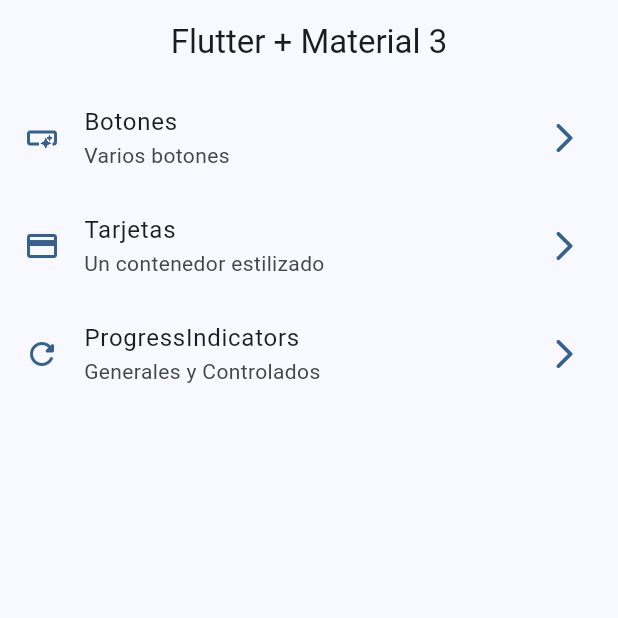
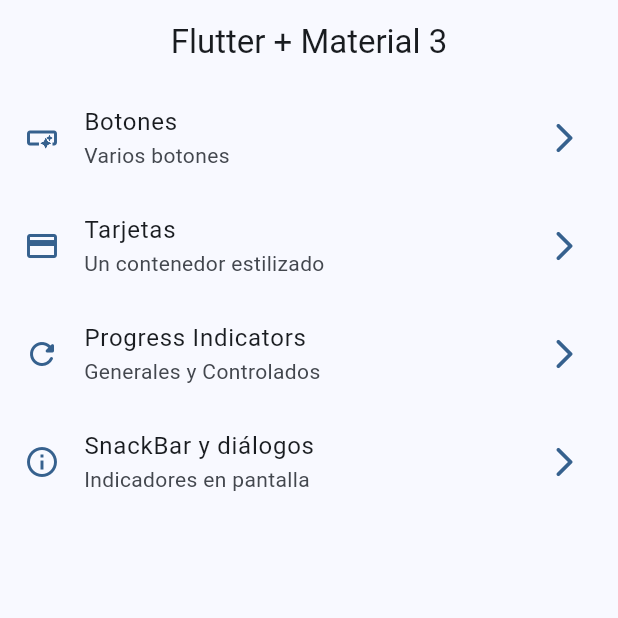
Before and after one commit to FLeiras/widgets_app, a Flutter app: the screen it shows after launch, on a phone screen of 412 x 824 dp, the top half of it. Run offline on Flutter 3.47's test engine with Material 2 defaults, Android fonts, the phone set to English and light mode, and no system bars; our stand-ins replace go_router.

Commit message:
sanackbars terminados

```diff
--- a/lib/config/menu/menu_items.dart
+++ b/lib/config/menu/menu_items.dart
@@ -25,8 +25,13 @@ const appMenuItems = <MenuItem>[
       link: '/cards',
       icon: Icons.credit_card),
   MenuItem(
-      title: 'ProgressIndicators',
+      title: 'Progress Indicators',
       subTitle: 'Generales y Controlados',
       link: '/progress',
       icon: Icons.refresh_rounded),
+  MenuItem(
+      title: 'SnackBar y diálogos',
+      subTitle: 'Indicadores en pantalla',
+      link: '/snackbar',
+      icon: Icons.info_outline),
 ];
--- a/lib/config/router/app_router.dart
+++ b/lib/config/router/app_router.dart
@@ -20,5 +20,9 @@ final appRouter = GoRouter(
       path: '/progress',
       builder: (context, state) => const ProgressScreen(),
     ),
+    GoRoute(
+      path: '/snackbar',
+      builder: (context, state) => const SnackbarScreen(),
+    ),
   ],
 );
--- a/lib/main.dart
+++ b/lib/main.dart
@@ -12,6 +12,7 @@ class MainApp extends StatelessWidget {
   @override
   Widget build(BuildContext context) {
     return MaterialApp.router(
+      title: 'Flutter Widgets',
       routerConfig: appRouter,
       debugShowCheckedModeBanner: false,
       theme: AppTheme(selectedColor: 0).getTheme(),
```
Also changed, not shown: lib/presentation/screens/snackbar/snackbar_screen.dart (+59 -2 lines).
